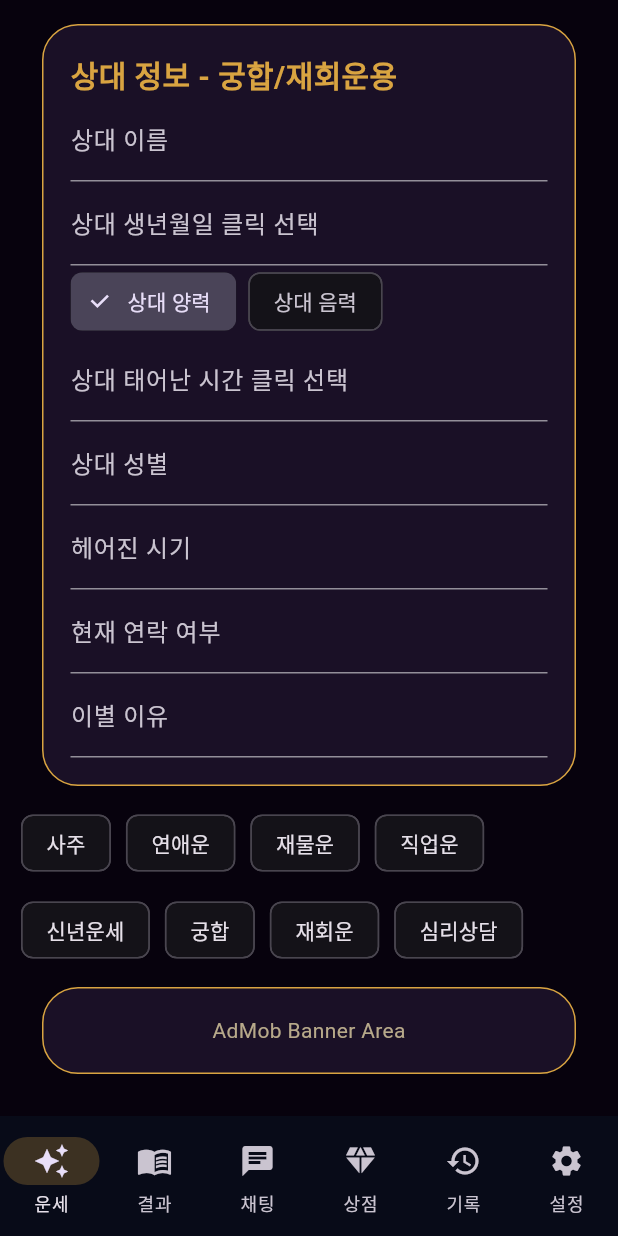
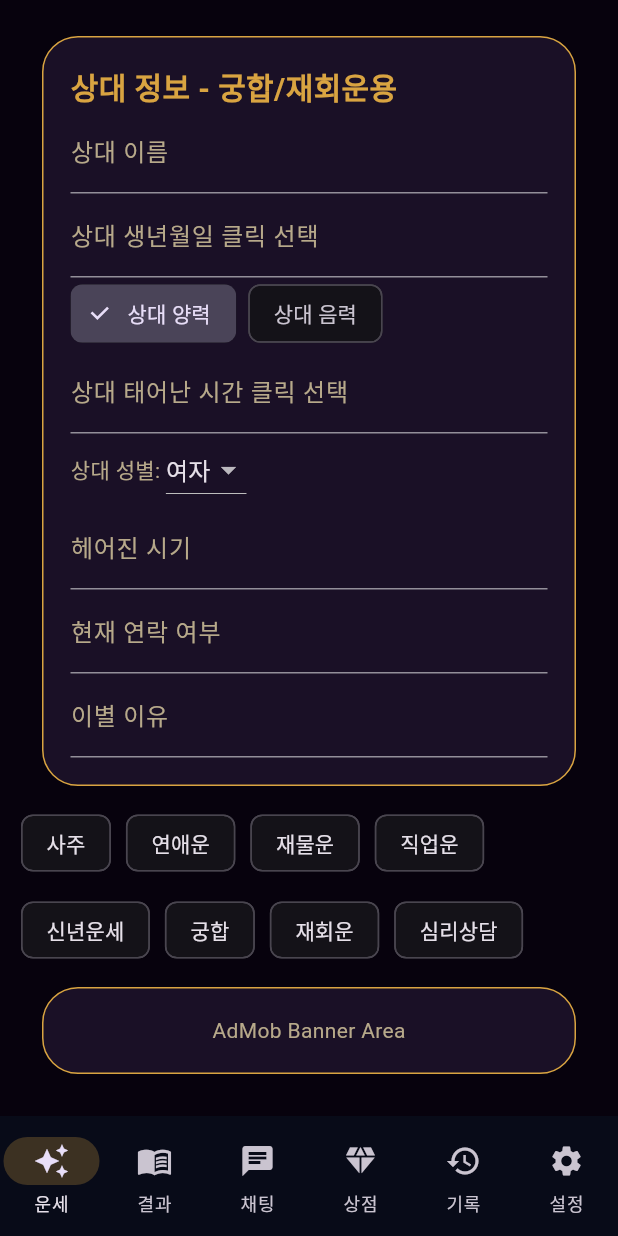
Before and after one commit to woqkf89-beep/sereum_app, a Flutter app: the screen it shows after launch, scrolled down 576 dp, after a tap on "상대 양력", on a phone screen of 412 x 824 dp. Run offline on Flutter 3.47's test engine with Material 3 defaults, Android fonts, the phone set to English and light mode, and no system bars; our stand-ins replace flutter_riverpod, go_router, google_mobile_ads, in_app_purchase, shared_preferences; accounts and stored records are empty.

Commit message:
one shot fortune app

```diff
--- a/lib/main.dart
+++ b/lib/main.dart
@@ -10,11 +10,7 @@ class MyApp extends StatelessWidget {
   const MyApp({super.key});
   @override
   Widget build(BuildContext context) {
-    return MaterialApp(
-      debugShowCheckedModeBanner: false,
-      theme: ThemeData.dark(),
-      home: const App(),
-    );
+    return MaterialApp(debugShowCheckedModeBanner: false, theme: ThemeData.dark(), home: const App());
   }
 }
 
@@ -27,136 +23,120 @@ class App extends StatefulWidget {
 class _AppState extends State<App> {
   int tab = 0;
   int hearts = 10;
-
-  String resultTitle = '오늘의 운세';
-  String preview = '아직 운세를 보지 않았습니다.';
-  String fullResult = '';
+  bool loading = false;
   bool detailOpen = false;
-  bool loading = false;
+  String title = '사주';
+  String preview = '운세를 선택해주세요.';
+  String full = '';
 
   final name = TextEditingController();
   final birth = TextEditingController();
   final time = TextEditingController();
-  final gender = TextEditingController();
+  String gender = '남자';
+  bool lunar = false;
 
-  bool isLunar = false;
-
-  final partnerName = TextEditingController();
-  final partnerBirth = TextEditingController();
-  final partnerTime = TextEditingController();
-  final partnerGender = TextEditingController();
-  bool partnerLunar = false;
+  final pName = TextEditingController();
+  final pBirth = TextEditingController();
+  final pTime = TextEditingController();
+  String pGender = '여자';
+  bool pLunar = false;
 
   final breakupDate = TextEditingController();
   final contactStatus = TextEditingController();
   final breakupReason = TextEditingController();
 
+  bool get mineEmpty => name.text.trim().isEmpty || birth.text.trim().isEmpty || time.text.trim().isEmpty || gender.trim().isEmpty;
+  bool get partnerEmpty => pName.text.trim().isEmpty || pBirth.text.trim().isEmpty || pTime.text.trim().isEmpty || pGender.trim().isEmpty;
+
+  void msg(String s) => ScaffoldMessenger.of(context).showSnackBar(SnackBar(content: Text(s)));
+
   Future<void> pickDate(TextEditingController c) async {
-    final d = await showDatePicker(
-      context: context,
-      initialDate: DateTime(1990, 1, 1),
-      firstDate: DateTime(1900),
-      lastDate: DateTime.now(),
-    );
-    if (d != null) {
-      c.text = '${d.year}-${d.month.toString().padLeft(2, '0')}-${d.day.toString().padLeft(2, '0')}';
-    }
+    final d = await showDatePicker(context: context, initialDate: DateTime(1990, 1, 1), firstDate: DateTime(1900), lastDate: DateTime.now());
+    if (d != null) c.text = '${d.year}-${d.month.toString().padLeft(2, '0')}-${d.day.toString().padLeft(2, '0')}';
   }
 
   Future<void> pickTime(TextEditingController c) async {
-    final t = await showTimePicker(
-      context: context,
-      initialTime: const TimeOfDay(hour: 3, minute: 0),
-    );
-    if (t != null) {
-      c.text = '${t.hour.toString().padLeft(2, '0')}:${t.minute.toString().padLeft(2, '0')}';
-    }
+    final t = await showTimePicker(context: context, initialTime: const TimeOfDay(hour: 3, minute: 0));
+    if (t != null) c.text = '${t.hour.toString().padLeft(2, '0')}:${t.minute.toString().padLeft(2, '0')}';
   }
 
-  Future<void> requestFortune(String topic) async {
-    bool emptyMine = name.text.trim().isEmpty || birth.text.trim().isEmpty || time.text.trim().isEmpty || gender.text.trim().isEmpty;
-    bool emptyPartner = partnerName.text.trim().isEmpty || partnerBirth.text.trim().isEmpty || partnerTime.text.trim().isEmpty || partnerGender.text.trim().isEmpty;
-
+  Future<void> fortune(String topic) async {
     if (topic == '심리상담') {
       setState(() => tab = 2);
       return;
     }
 
-    if (['사주','연애운','재물운','직업운','신년운세'].contains(topic) && emptyMine) {
-      ScaffoldMessenger.of(context).showSnackBar(
-        const SnackBar(content: Text('이름, 생년월일, 태어난 시간, 성별을 모두 입력해주세요.')),
-      );
+    if (['사주', '연애운', '재물운', '직업운', '신년운세'].contains(topic) && mineEmpty) {
+      msg('이름, 생년월일, 태어난 시간, 성별을 모두 입력해주세요.');
       return;
     }
 
-    if (['궁합','재회운'].contains(topic) && (emptyMine || emptyPartner)) {
-      ScaffoldMessenger.of(context).showSnackBar(
-        const SnackBar(content: Text('두 사람 정보를 모두 입력해주세요.')),
-      );
-      return;
-    }
-    if (topic == '심리상담') {
-      setState(() => tab = 2);
+    if (['궁합', '재회운'].contains(topic) && (mineEmpty || partnerEmpty)) {
+      msg('두 사람 정보를 모두 입력해주세요.');
       return;
     }
 
     setState(() {
+      tab = 1;
+      title = topic;
       loading = true;
-      resultTitle = topic;
+      detailOpen = false;
       preview = 'AI가 $topic 분석 중입니다...';
-      fullResult = '';
-      detailOpen = false;
-      tab = 1;
+      full = '';
     });
 
     try {
-      final res = await http.post(
+      final r = await http.post(
         Uri.parse('$apiBaseUrl/ai-fortune'),
         headers: {'Content-Type': 'application/json'},
         body: jsonEncode({
           'topic': topic,
           'userInfo': {
-            'name': name.text,
-            'birth': birth.text,
-            'calendarType': isLunar ? '음력' : '양력',
-            'time': time.text,
-            'gender': gender.text,
+            'name': name.text.trim(),
+            'birth': birth.text.trim(),
+            'calendarType': lunar ? '음력' : '양력',
+            'time': time.text.trim(),
+            'gender': gender,
           },
           'partnerInfo': {
-            'name': partnerName.text,
-            'birth': partnerBirth.text,
-            'calendarType': partnerLunar ? '음력' : '양력',
-            'time': partnerTime.text,
-            'gender': partnerGender.text,
+            'name': pName.text.trim(),
+            'birth': pBirth.text.trim(),
+            'calendarType': pLunar ? '음력' : '양력',
+            'time': pTime.text.trim(),
+            'gender': pGender,
           },
           'relationshipInfo': {
-            'breakupDate': breakupDate.text,
-            'contactStatus': contactStatus.text,
-            'breakupReason': breakupReason.text,
+            'breakupDate': breakupDate.text.trim(),
+            'contactStatus': contactStatus.text.trim(),
+            'breakupReason': breakupReason.text.trim(),
           }
         }),
       );
 
-      final data = jsonDecode(res.body);
-      final text = (data['reply'] ?? data['result'] ?? data['error'] ?? '응답 없음').toString();
+      final data = jsonDecode(r.body);
+      final text = (data['reply'] ?? data['error'] ?? '응답 없음').toString();
+      final cut = text.length > 450 ? 450 : text.length;
 
       setState(() {
-        fullResult = text;
-        preview = text.length > 260 ? '${text.substring(0, 260)}...\n\n🔒 핵심 조언과 결론은 상세보기에서 확인하세요.' : text;
+        full = text;
+        preview = '${text.substring(0, cut)}\n\n🔒 핵심 결론과 상세 조언은 자세히 보기에서 확인하세요.';
         loading = false;
       });
     } catch (e) {
       setState(() {
         preview = 'AI 서버 연결 실패';
-        fullResult = 'AI 서버 연결 실패\n$e';
+        full = '$e';
         loading = false;
       });
     }
   }
 
-  void openDetail() {
-    if (fullResult.isEmpty || fullResult == 'AI 서버 연결 실패') return;
-    if (hearts <= 0) return;
+  void detail() {
+    if (full.isEmpty || loading) return;
+    if (hearts <= 0) {
+      msg('하트가 부족합니다.');
+      return;
+    }
     setState(() {
       hearts--;
       detailOpen = true;
@@ -172,30 +152,24 @@ class _AppState extends State<App> {
         birth: birth,
         time: time,
         gender: gender,
-        isLunar: isLunar,
-        setLunar: (v) => setState(() => isLunar = v),
-        partnerName: partnerName,
-        partnerBirth: partnerBirth,
-        partnerTime: partnerTime,
-        partnerGender: partnerGender,
-        partnerLunar: partnerLunar,
-        setPartnerLunar: (v) => setState(() => partnerLunar = v),
+        lunar: lunar,
+        pName: pName,
+        pBirth: pBirth,
+        pTime: pTime,
+        pGender: pGender,
+        pLunar: pLunar,
         breakupDate: breakupDate,
         contactStatus: contactStatus,
         breakupReason: breakupReason,
+        setGender: (v) => setState(() => gender = v),
+        setLunar: (v) => setState(() => lunar = v),
+        setPGender: (v) => setState(() => pGender = v),
+        setPLunar: (v) => setState(() => pLunar = v),
         pickDate: pickDate,
         pickTime: pickTime,
-        requestFortune: requestFortune,
+        fortune: fortune,
       ),
-      Result(
-        title: resultTitle,
-        preview: preview,
-        fullResult: fullResult,
-        detailOpen: detailOpen,
-        loading: loading,
-        hearts: hearts,
-        openDetail: openDetail,
-      ),
+      Result(title: title, preview: preview, full: full, loading: loading, detailOpen: detailOpen, hearts: hearts, detail: detail),
       Chat(hearts: hearts, useHeart: () => setState(() => hearts--)),
       Store(add: (v) => setState(() => hearts += v)),
       const Records(),
@@ -236,142 +210,107 @@ class Box extends StatelessWidget {
   Widget build(BuildContext context) => Container(
     margin: const EdgeInsets.all(14),
     padding: const EdgeInsets.all(18),
-    decoration: BoxDecoration(
-      color: C.card,
-      border: Border.all(color: C.gold),
-      borderRadius: BorderRadius.circular(24),
-    ),
+    decoration: BoxDecoration(color: C.card, border: Border.all(color: C.gold), borderRadius: BorderRadius.circular(24)),
     child: child,
   );
 }
 
 class Home extends StatelessWidget {
   const Home({
-    super.key,
-    required this.hearts,
-    required this.name,
-    required this.birth,
-    required this.time,
-    required this.gender,
-    required this.isLunar,
-    required this.setLunar,
-    required this.partnerName,
-    required this.partnerBirth,
-    required this.partnerTime,
-    required this.partnerGender,
-    required this.partnerLunar,
-    required this.setPartnerLunar,
-    required this.breakupDate,
-    required this.contactStatus,
-    required this.breakupReason,
-    required this.pickDate,
-    required this.pickTime,
-    required this.requestFortune,
+    super.key, required this.hearts, required this.name, required this.birth, required this.time,
+    required this.gender, required this.lunar, required this.pName, required this.pBirth,
+    required this.pTime, required this.pGender, required this.pLunar, required this.breakupDate,
+    required this.contactStatus, required this.breakupReason, required this.setGender,
+    required this.setLunar, required this.setPGender, required this.setPLunar,
+    required this.pickDate, required this.pickTime, required this.fortune,
   });
 
   final int hearts;
-  final TextEditingController name, birth, time, gender;
-  final bool isLunar;
-  final ValueChanged<bool> setLunar;
+  final TextEditingController name, birth, time, pName, pBirth, pTime, breakupDate, contactStatus, breakupReason;
+  final String gender, pGender;
+  final bool lunar, pLunar;
+  final ValueChanged<String> setGender, setPGender;
+  final ValueChanged<bool> setLunar, setPLunar;
+  final Future<void> Function(TextEditingController) pickDate, pickTime;
+  final Future<void> Function(String) fortune;
 
-  final TextEditingController partnerName, partnerBirth, partnerTime, partnerGender;
-  final bool partnerLunar;
-  final ValueChanged<bool> setPartnerLunar;
+  Widget field(String label, TextEditingController c, {VoidCallback? tap}) => TextField(
+    controller: c,
+    readOnly: tap != null,
+    onTap: tap,
+    style: const TextStyle(color: Colors.white),
+    decoration: InputDecoration(labelText: label, labelStyle: const TextStyle(color: C.muted)),
+  );
 
-  final TextEditingController breakupDate, contactStatus, breakupReason;
-
-  final Future<void> Function(TextEditingController) pickDate;
-  final Future<void> Function(TextEditingController) pickTime;
-  final Future<void> Function(String) requestFortune;
+  Widget genderBox(String value, ValueChanged<String> set) => DropdownButton<String>(
+    value: value,
+    dropdownColor: C.card,
+    items: const [
+      DropdownMenuItem(value: '남자', child: Text('남자')),
+      DropdownMenuItem(value: '여자', child: Text('여자')),
+    ],
+    onChanged: (v) => set(v!),
+  );
 
   @override
   Widget build(BuildContext context) {
     final menus = ['사주', '연애운', '재물운', '직업운', '신년운세', '궁합', '재회운', '심리상담'];
-
-    return SafeArea(
-      child: ListView(
-        padding: const EdgeInsets.all(14),
-        children: [
+    return SafeArea(child: ListView(padding: const EdgeInsets.all(14), children: [
       const Icon(Icons.auto_awesome, size: 90, color: C.gold),
       const Text('관령이의 소름사주', textAlign: TextAlign.center, style: TextStyle(color: C.gold, fontSize: 30, fontWeight: FontWeight.bold)),
       Text('보유 하트 $hearts', textAlign: TextAlign.center, style: const TextStyle(color: C.muted)),
-
       Box(child: Column(crossAxisAlignment: CrossAxisAlignment.start, children: [
         const Text('내 기본정보', style: TextStyle(color: C.gold, fontSize: 20, fontWeight: FontWeight.bold)),
-            TextField(controller: name, style: const TextStyle(color: Colors.white), decoration: const InputDecoration(labelText: '이름')),
-            TextField(controller: birth, readOnly: true, onTap: () => pickDate(birth), style: const TextStyle(color: Colors.white), decoration: const InputDecoration(labelText: '생년월일 클릭 선택')),
+        field('이름', name),
+        field('생년월일 클릭 선택', birth, tap: () => pickDate(birth)),
         Row(children: [
-              ChoiceChip(label: const Text('양력'), selected: !isLunar, onSelected: (_) => setLunar(false)),
+          ChoiceChip(label: const Text('양력'), selected: !lunar, onSelected: (_) => setLunar(false)),
           const SizedBox(width: 8),
-              ChoiceChip(label: const Text('음력'), selected: isLunar, onSelected: (_) => setLunar(true)),
+          ChoiceChip(label: const Text('음력'), selected: lunar, onSelected: (_) => setLunar(true)),
         ]),
-            TextField(controller: time, readOnly: true, onTap: () => pickTime(time), style: const TextStyle(color: Colors.white), decoration: const InputDecoration(labelText: '태어난 시간 클릭 선택')),
-            TextField(controller: gender, style: const TextStyle(color: Colors.white), decoration: const InputDecoration(labelText: '성별 예: 남자/여자')),
+        field('태어난 시간 클릭 선택', time, tap: () => pickTime(time)),
+        const SizedBox(height: 8),
+        Row(children: [const Text('성별: ', style: TextStyle(color: C.muted)), genderBox(gender, setGender)]),
       ])),
-
       Box(child: Column(crossAxisAlignment: CrossAxisAlignment.start, children: [
         const Text('상대 정보 - 궁합/재회운용', style: TextStyle(color: C.gold, fontSize: 20, fontWeight: FontWeight.bold)),
-            TextField(controller: partnerName, style: const TextStyle(color: Colors.white), decoration: const InputDecoration(labelText: '상대 이름')),
-            TextField(controller: partnerBirth, readOnly: true, onTap: () => pickDate(partnerBirth), style: const TextStyle(color: Colors.white), decoration: const InputDecoration(labelText: '상대 생년월일 클릭 선택')),
+        field('상대 이름', pName),
+        field('상대 생년월일 클릭 선택', pBirth, tap: () => pickDate(pBirth)),
         Row(children: [
-              ChoiceChip(label: const Text('상대 양력'), selected: !partnerLunar, onSelected: (_) => setPartnerLunar(false)),
+          ChoiceChip(label: const Text('상대 양력'), selected: !pLunar, onSelected: (_) => setPLunar(false)),
           const SizedBox(width: 8),
-              ChoiceChip(label: const Text('상대 음력'), selected: partnerLunar, onSelected: (_) => setPartnerLunar(true)),
+          ChoiceChip(label: const Text('상대 음력'), selected: pLunar, onSelected: (_) => setPLunar(true)),
         ]),
-            TextField(controller: partnerTime, readOnly: true, onTap: () => pickTime(partnerTime), style: const TextStyle(color: Colors.white), decoration: const InputDecoration(labelText: '상대 태어난 시간 클릭 선택')),
-            TextField(controller: partnerGender, style: const TextStyle(color: Colors.white), decoration: const InputDecoration(labelText: '상대 성별')),
-            TextField(controller: breakupDate, style: const TextStyle(color: Colors.white), decoration: const InputDecoration(labelText: '헤어진 시기')),
-            TextField(controller: contactStatus, style: const TextStyle(color: Colors.white), decoration: const InputDecoration(labelText: '현재 연락 여부')),
-            TextField(controller: breakupReason, style: const TextStyle(color: Colors.white), decoration: const InputDecoration(labelText: '이별 이유')),
+        field('상대 태어난 시간 클릭 선택', pTime, tap: () => pickTime(pTime)),
+        Row(children: [const Text('상대 성별: ', style: TextStyle(color: C.muted)), genderBox(pGender, setPGender)]),
+        field('헤어진 시기', breakupDate),
+        field('현재 연락 여부', contactStatus),
+        field('이별 이유', breakupReason),
       ])),
-
-          Wrap(
-            spacing: 10,
-            runSpacing: 10,
-            children: menus.map((m) => ActionChip(label: Text(m), onPressed: () => requestFortune(m))).toList(),
-          ),
+      Wrap(spacing: 10, runSpacing: 10, children: menus.map((m) => ActionChip(label: Text(m), onPressed: () => fortune(m))).toList()),
       const Box(child: Center(child: Text('AdMob Banner Area', style: TextStyle(color: C.muted)))),
-        ],
-      ),
-    );
+    ]));
   }
 }
 
 class Result extends StatelessWidget {
-  const Result({
-    super.key,
-    required this.title,
-    required this.preview,
-    required this.fullResult,
-    required this.detailOpen,
-    required this.loading,
-    required this.hearts,
-    required this.openDetail,
-  });
-
-  final String title, preview, fullResult;
-  final bool detailOpen, loading;
+  const Result({super.key, required this.title, required this.preview, required this.full, required this.loading, required this.detailOpen, required this.hearts, required this.detail});
+  final String title, preview, full;
+  final bool loading, detailOpen;
   final int hearts;
-  final VoidCallback openDetail;
+  final VoidCallback detail;
 
   @override
-  Widget build(BuildContext context) {
-    return SafeArea(child: ListView(children: [
+  Widget build(BuildContext context) => SafeArea(child: ListView(children: [
     Box(child: Column(crossAxisAlignment: CrossAxisAlignment.start, children: [
       Text('AI $title 결과', style: const TextStyle(color: C.gold, fontSize: 26, fontWeight: FontWeight.bold)),
-        const SizedBox(height: 12),
-        if (loading) const LinearProgressIndicator(),
-        const SizedBox(height: 12),
-        Text(detailOpen ? fullResult : preview, style: const TextStyle(color: Colors.white, height: 1.5)),
-        const SizedBox(height: 16),
+      if (loading) const Padding(padding: EdgeInsets.symmetric(vertical: 16), child: LinearProgressIndicator()),
+      Text(detailOpen ? full : preview, style: const TextStyle(color: Colors.white, height: 1.55)),
+      const SizedBox(height: 14),
       Text('보유 하트 $hearts', style: const TextStyle(color: C.muted)),
-        ElevatedButton(
-          onPressed: detailOpen || loading ? null : openDetail,
-          child: Text(detailOpen ? '상세풀이 열림' : '자세히 보기 1하트'),
-        ),
+      ElevatedButton(onPressed: detailOpen || loading ? null : detail, child: Text(detailOpen ? '상세풀이 열림' : '자세히 보기 1하트')),
     ])),
   ]));
-  }
 }
 
 class Chat extends StatefulWidget {
@@ -392,34 +331,19 @@ class _ChatState extends State<Chat> {
     if (text.isEmpty || loading) return;
     c.clear();
     setState(() { messages.add('나: $text'); loading = true; });
-
     try {
-      final res = await http.post(
-        Uri.parse('$apiBaseUrl/ai-chat'),
-        headers: {'Content-Type': 'application/json'},
-        body: jsonEncode({'message': text}),
-      );
-      final data = jsonDecode(res.body);
-      setState(() {
-        messages.add('AI: ${data['reply'] ?? data['error'] ?? '응답 없음'}');
-        loading = false;
-      });
+      final r = await http.post(Uri.parse('$apiBaseUrl/ai-chat'), headers: {'Content-Type': 'application/json'}, body: jsonEncode({'message': text}));
+      final d = jsonDecode(r.body);
+      setState(() { messages.add('AI: ${d['reply'] ?? d['error'] ?? '응답 없음'}'); loading = false; });
       widget.useHeart();
     } catch (_) {
-      setState(() {
-        messages.add('AI: 서버 연결 실패');
-        loading = false;
-      });
+      setState(() { messages.add('AI: 서버 연결 실패'); loading = false; });
     }
   }
 
   @override
   Widget build(BuildContext context) => SafeArea(child: Column(children: [
-    Box(child: Row(children: [
-      const Text('AI 상담 채팅', style: TextStyle(color: C.gold, fontSize: 22, fontWeight: FontWeight.bold)),
-      const Spacer(),
-      Text('하트 ${widget.hearts}', style: const TextStyle(color: C.muted)),
-    ])),
+    Box(child: Row(children: [const Text('AI 상담 채팅', style: TextStyle(color: C.gold, fontSize: 22, fontWeight: FontWeight.bold)), const Spacer(), Text('하트 ${widget.hearts}', style: const TextStyle(color: C.muted))])),
     Expanded(child: ListView(children: messages.map((m) => Box(child: Text(m, style: const TextStyle(color: Colors.white)))).toList())),
     if (loading) const LinearProgressIndicator(),
     Padding(padding: const EdgeInsets.all(12), child: Row(children: [
```
Also changed, not shown: 1 other file. Lines whose indentation alone changed are shown as unchanged.
